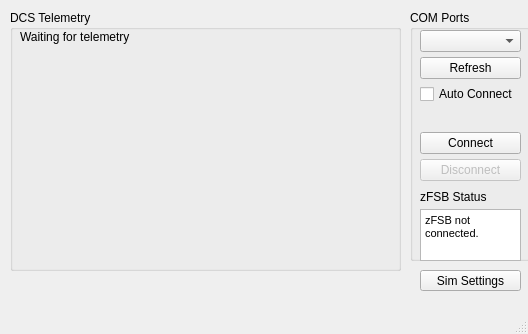
Old version of the form zTelem.ui in the repository zinjguo/zTelem.
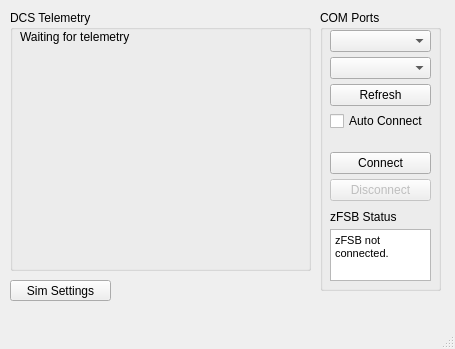
New version of the form.

Commit message: modified:   .gitignore 	modified:   config.ini 	modified:   main.py 	modified:   serialHandler.py 	modified:   telemManager.py 	deleted:    userconfig_Zinj_20240228_2220_corrupted.bak 	deleted:    userconfig_Zinj_20240228_2232_corrupted.bak 	modified:   zTelem.ui 	deleted:    zTelem_ui.py

The edit to the form file:
```diff
--- a/zTelem.ui
+++ b/zTelem.ui
@@ -6,8 +6,8 @@
    <rect>
     <x>0</x>
     <y>0</y>
-    <width>528</width>
-    <height>334</height>
+    <width>455</width>
+    <height>349</height>
    </rect>
   </property>
   <property name="sizePolicy">
@@ -26,10 +26,10 @@
    <widget class="QGroupBox" name="comportsgroup">
     <property name="geometry">
      <rect>
-      <x>410</x>
+      <x>320</x>
       <y>10</y>
       <width>121</width>
-      <height>251</height>
+      <height>281</height>
      </rect>
     </property>
     <property name="sizePolicy">
@@ -53,7 +53,7 @@
        <x>10</x>
        <y>20</y>
        <width>101</width>
-       <height>151</height>
+       <height>171</height>
       </rect>
      </property>
      <layout class="QVBoxLayout" name="verticalLayout_3">
@@ -63,6 +63,9 @@
       <item>
        <widget class="QComboBox" name="comSelect"/>
       </item>
+      <item>
+       <widget class="QComboBox" name="comSelectWind"/>
+      </item>
       <item>
        <widget class="QPushButton" name="refreshComBtn">
         <property name="sizePolicy">
@@ -119,7 +122,7 @@
      <property name="geometry">
       <rect>
        <x>10</x>
-       <y>180</y>
+       <y>200</y>
        <width>101</width>
        <height>71</height>
       </rect>
@@ -171,7 +174,7 @@
      <rect>
       <x>10</x>
       <y>10</y>
-      <width>391</width>
+      <width>301</width>
       <height>261</height>
      </rect>
     </property>
@@ -183,7 +186,7 @@
       <rect>
        <x>10</x>
        <y>20</y>
-       <width>341</width>
+       <width>281</width>
        <height>221</height>
       </rect>
      </property>
@@ -198,8 +201,8 @@
    <widget class="QPushButton" name="simSettingsBtn">
     <property name="geometry">
      <rect>
-      <x>420</x>
-      <y>270</y>
+      <x>10</x>
+      <y>280</y>
       <width>101</width>
       <height>21</height>
      </rect>
```
Left out of the diff: 2 changed lines with no effect on the pictures. The commit also changes 8 other files.
